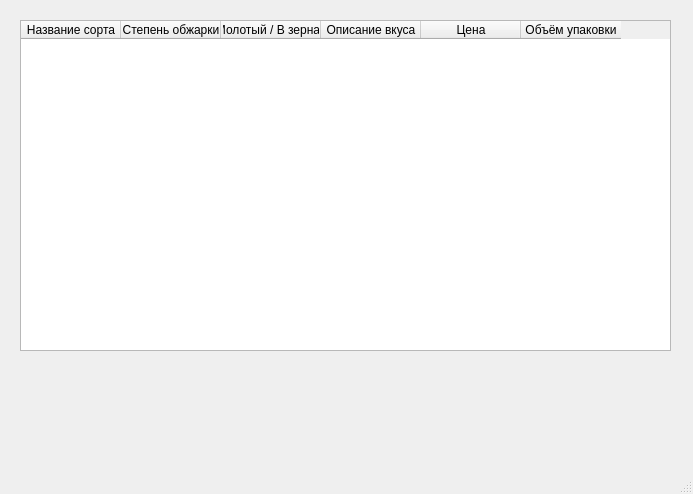
NVishnevskaya/coffee, file main.ui: the form before one commit.
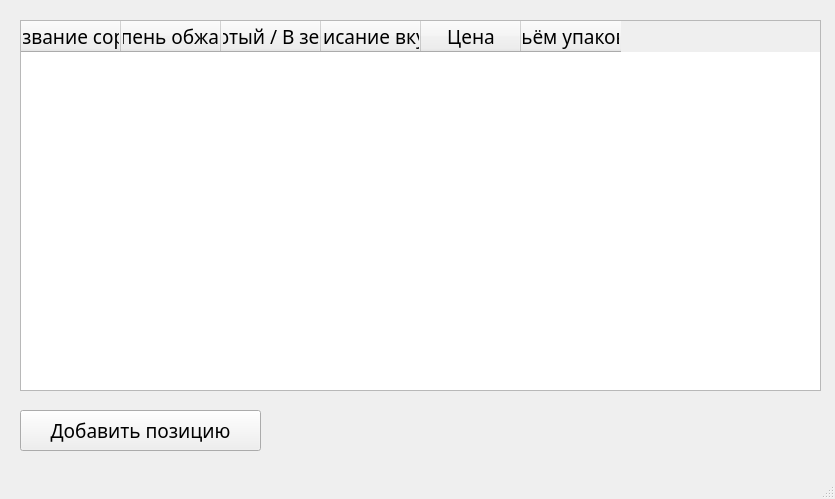
The form after the commit.

```diff
--- a/main.ui
+++ b/main.ui
@@ -6,8 +6,8 @@
    <rect>
     <x>0</x>
     <y>0</y>
-    <width>693</width>
-    <height>494</height>
+    <width>835</width>
+    <height>499</height>
    </rect>
   </property>
   <property name="windowTitle">
@@ -19,10 +19,16 @@
      <rect>
       <x>20</x>
       <y>20</y>
-      <width>651</width>
-      <height>331</height>
+      <width>801</width>
+      <height>371</height>
      </rect>
     </property>
+    <property name="font">
+     <font>
+      <family>Cascadia Code Light</family>
+      <pointsize>14</pointsize>
+     </font>
+    </property>
     <property name="alternatingRowColors">
      <bool>false</bool>
     </property>
@@ -57,6 +63,25 @@
      </property>
     </column>
    </widget>
+   <widget class="QPushButton" name="add_item_btn">
+    <property name="geometry">
+     <rect>
+      <x>20</x>
+      <y>410</y>
+      <width>241</width>
+      <height>41</height>
+     </rect>
+    </property>
+    <property name="font">
+     <font>
+      <family>Cascadia Mono Light</family>
+      <pointsize>14</pointsize>
+     </font>
+    </property>
+    <property name="text">
+     <string>Добавить позицию</string>
+    </property>
+   </widget>
   </widget>
   <widget class="QMenuBar" name="menubar">
    <property name="geometry">
```
Left out of the diff: 4 changed lines with no effect on the pictures.
